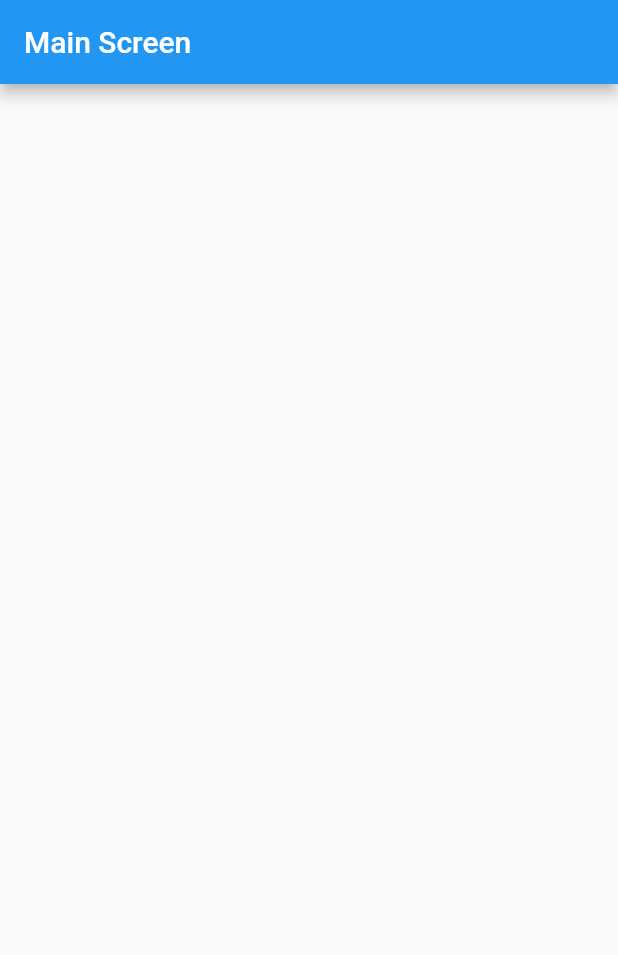
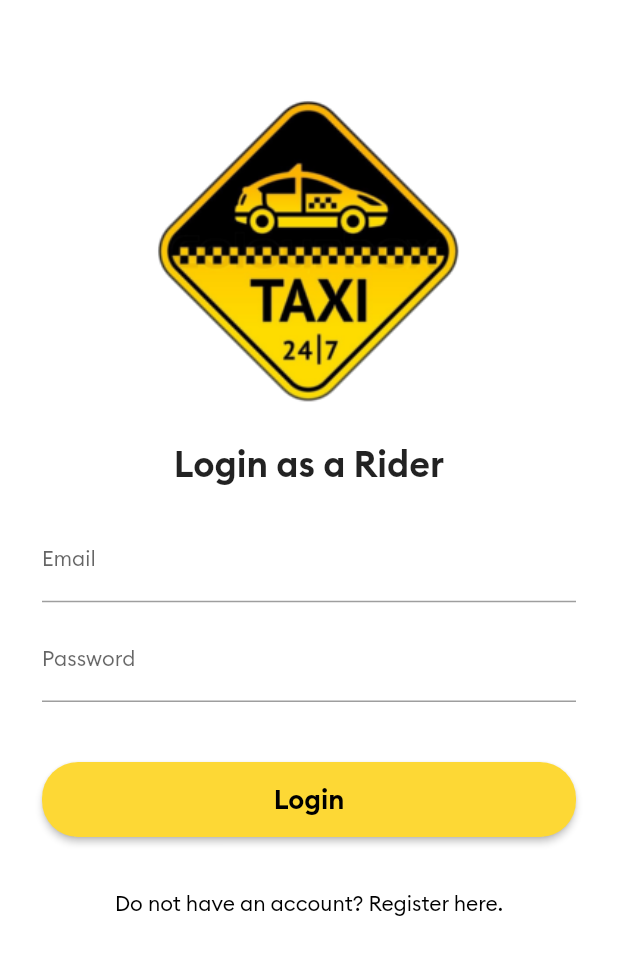
Before and after one commit to BashirYesufu/iMove-User, a Flutter app: the screen it shows after launch, on a phone screen of 412 x 824 dp. Shown: the top 955 px of the screen. Run offline on Flutter 3.47's test engine with Material 2 defaults, Android fonts, the phone set to English and light mode, and no system bars.

Commit message:
Added a login screen

```diff
--- a/i_move_user/lib/main.dart
+++ b/i_move_user/lib/main.dart
@@ -1,5 +1,6 @@
 import 'package:flutter/material.dart';
-import 'package:i_move_user/screens/mainscreen.dart';
+import 'package:i_move_user/screens/login_screen.dart';
+import 'package:i_move_user/screens/main_screen.dart';
 
 void main() {
   runApp(const MyApp());
@@ -12,11 +13,12 @@ class MyApp extends StatelessWidget {
   @override
   Widget build(BuildContext context) {
     return MaterialApp(
-      title: 'Flutter Demo',
+      title: 'iMove',
       theme: ThemeData(
+        fontFamily: 'Bolt-Regular',
         primarySwatch: Colors.blue,
       ),
-      home: MainScreen(),
+      home: const LoginScreen(),
     );
   }
 }
--- /dev/null
+++ b/i_move_user/lib/screens/login_screen.dart
@@ -0,0 +1,115 @@
+import 'package:flutter/cupertino.dart';
+import 'package:flutter/material.dart';
+
+class LoginScreen extends StatelessWidget {
+  const LoginScreen({Key? key}) : super(key: key);
+
+  @override
+  Widget build(BuildContext context) {
+    return Scaffold(
+      backgroundColor: Colors.white,
+      body: SingleChildScrollView(
+        child: Padding(
+          padding: const EdgeInsets.all(8.0),
+          child: Column(
+            children: [
+
+              const SizedBox(height: 35.0,),
+              Image.asset(
+                  'images/logo.png',
+                width: 390.0,
+                height: 250.0,
+                alignment: Alignment.center,
+              ),
+
+              const SizedBox(height: 1.0,),
+              const Text(
+                'Login as a Rider',
+                textAlign: TextAlign.center,
+                style: TextStyle(
+                  fontSize: 24.0,
+                  fontFamily: 'Bolt-SemiBold'
+                ),
+              ),
+
+              Padding(
+                padding: EdgeInsets.all(20.0),
+                child: Column(
+                  children: [
+
+                    const SizedBox(height: 1.0,),
+                    const TextField(
+                      keyboardType: TextInputType.emailAddress,
+                      decoration: InputDecoration(
+                        labelText: 'Email',
+                        labelStyle: TextStyle(
+                          fontSize: 14.0,
+                        ),
+                        hintStyle: TextStyle(
+                          color: Colors.grey,
+                          fontSize: 10.0,
+                        ),
+                      ),
+                      style: TextStyle(fontSize: 14.0),
+                    ),
+
+                    const SizedBox(height: 10.0,),
+                    const TextField(
+                      obscureText: true,
+                      keyboardType: TextInputType.emailAddress,
+                      decoration: InputDecoration(
+                        labelText: 'Password',
+                        labelStyle: TextStyle(
+                          fontSize: 14.0,
+                        ),
+                        hintStyle: TextStyle(
+                          color: Colors.grey,
+                          fontSize: 10.0,
+                        ),
+                      ),
+                      style: TextStyle(fontSize: 14.0),
+                    ),
+
+                    const SizedBox(height: 40.0,),
+                    ElevatedButton(
+                      onPressed: () {},
+                      child: Container(
+                        height: 50.0,
+                        child: const Center(
+                          child: Text(
+                            'Login',
+                            style: TextStyle(
+                                color: Colors.black,
+                              fontSize: 18.0,
+                              fontFamily: 'Bolt-SemiBold',
+                            ),
+                          ),
+                        ),
+                      ),
+                      style: ElevatedButton.styleFrom(
+                        primary: Colors.yellow[600],
+                        shape: RoundedRectangleBorder(
+                          borderRadius: BorderRadius.circular(24.0),
+                        ),
+                      ),
+                    ),
+                  ],
+                ),
+              ),
+
+              TextButton(
+                onPressed: () {},
+                child: const Text(
+                  'Do not have an account? Register here.',
+                  style: TextStyle(
+                    color: Colors.black,
+                  ),
+                ),
+              ),
+            ],
+          ),
+        ),
+      ),
+    );
+  }
+}
```
Also changed, not shown: i_move_user/pubspec.yaml (+12 -6 lines), i_move_user/lib/screens/main_screen.dart (renamed from i_move_user/lib/screens/mainscreen.dart), 4 other files.
